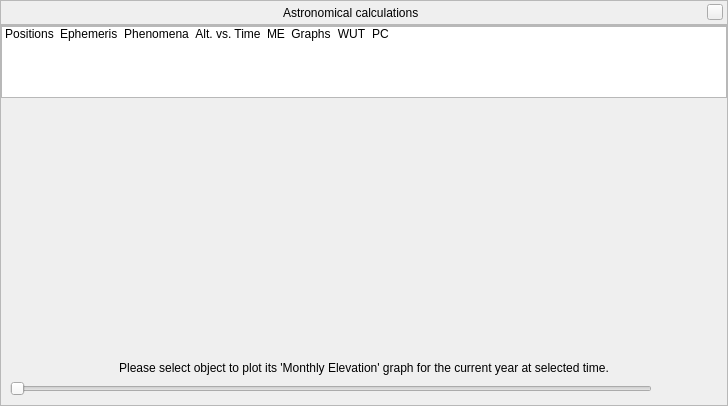
This is src/gui/astroCalcDialog.ui in 519984307/stellarium_src as Qt 5 draws it before an edit. The edited form follows.
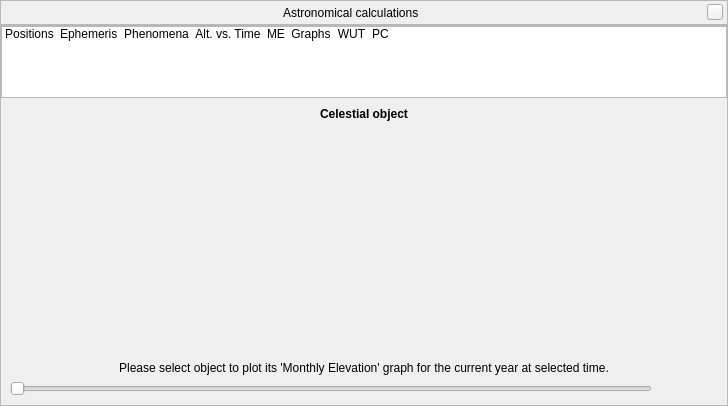
This is the edited form. The open tabs and pages were chosen to show the change. Icons and pictures are not drawn. Custom widgets are drawn as their Qt base class.

Commit message: Fixes for AstroCalc/ME

What changed in the file:
```diff
--- a/src/gui/astroCalcDialog.ui
+++ b/src/gui/astroCalcDialog.ui
@@ -298,7 +298,7 @@
       <item>
        <widget class="QStackedWidget" name="stackedWidget">
         <property name="currentIndex">
-         <number>0</number>
+         <number>4</number>
         </property>
         <widget class="QWidget" name="stackedWidgetPage1">
          <layout class="QGridLayout" name="gridLayout_2">
@@ -835,7 +835,7 @@
         </widget>
         <widget class="QWidget" name="stackedWidgetPage5">
          <layout class="QGridLayout" name="gridLayout_7">
-          <item row="2" column="0" colspan="2">
+          <item row="3" column="0" colspan="2">
            <layout class="QHBoxLayout" name="horizontalLayout_10">
             <item>
              <widget class="QSlider" name="monthlyElevationTime">
@@ -851,9 +851,6 @@
               <property name="orientation">
                <enum>Qt::Horizontal</enum>
               </property>
-              <property name="tickInterval">
-               <number>1</number>
-              </property>
              </widget>
             </item>
             <item>
@@ -880,17 +877,7 @@
             </item>
            </layout>
           </item>
-          <item row="0" column="0" colspan="2">
-           <widget class="QCustomPlot" name="monthlyElevationGraph" native="true">
-            <property name="sizePolicy">
-             <sizepolicy hsizetype="Preferred" vsizetype="Expanding">
-              <horstretch>0</horstretch>
-              <verstretch>0</verstretch>
-             </sizepolicy>
-            </property>
-           </widget>
-          </item>
-          <item row="1" column="0" colspan="2">
+          <item row="2" column="0" colspan="2">
            <widget class="QLabel" name="monthlyElevationLabel">
             <property name="sizePolicy">
              <sizepolicy hsizetype="Preferred" vsizetype="Minimum">
@@ -906,6 +893,35 @@
             </property>
             <property name="text">
              <string>Please select object to plot its 'Monthly Elevation' graph for the current year at selected time.</string>
+            </property>
+            <property name="alignment">
+             <set>Qt::AlignCenter</set>
+            </property>
+            <property name="wordWrap">
+             <bool>true</bool>
+            </property>
+           </widget>
+          </item>
+          <item row="1" column="0" colspan="2">
+           <widget class="QCustomPlot" name="monthlyElevationGraph" native="true">
+            <property name="sizePolicy">
+             <sizepolicy hsizetype="Preferred" vsizetype="Expanding">
+              <horstretch>0</horstretch>
+              <verstretch>0</verstretch>
+             </sizepolicy>
+            </property>
+           </widget>
+          </item>
+          <item row="0" column="0" colspan="2">
+           <widget class="QLabel" name="monthlyElevationCelestialObjectLabel">
+            <property name="font">
+             <font>
+              <weight>75</weight>
+              <bold>true</bold>
+             </font>
+            </property>
+            <property name="text">
+             <string notr="true">Celestial object</string>
             </property>
             <property name="alignment">
              <set>Qt::AlignCenter</set>
```
The commit also changes 1 other file.
